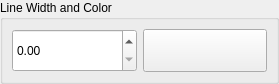
Old version of the form src/ui/mesh/qgsmeshrenderermeshsettingswidgetbase.ui in the repository qgis/QGIS.
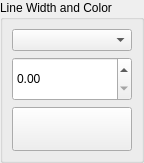
New version of the form. Custom widgets are drawn as their Qt base class.

The edit to the form file:
```diff
--- a/src/ui/mesh/qgsmeshrenderermeshsettingswidgetbase.ui
+++ b/src/ui/mesh/qgsmeshrenderermeshsettingswidgetbase.ui
@@ -6,8 +6,8 @@
    <rect>
     <x>0</x>
     <y>0</y>
-    <width>279</width>
-    <height>84</height>
+    <width>144</width>
+    <height>163</height>
    </rect>
   </property>
   <property name="sizePolicy">
@@ -43,7 +43,10 @@
      <property name="title">
       <string>Line Width and Color</string>
      </property>
-     <layout class="QHBoxLayout" name="horizontalLayout">
+     <layout class="QVBoxLayout" name="verticalLayout">
+      <item>
+       <widget class="QgsUnitSelectionWidget" name="mLineUnitsComboBox"/>
+      </item>
       <item>
        <widget class="QgsDoubleSpinBox" name="mLineWidthSpinBox">
         <property name="sizePolicy">
@@ -81,6 +84,11 @@
    <header>qgscolorbutton.h</header>
    <container>1</container>
   </customwidget>
+  <customwidget>
+   <class>QgsUnitSelectionWidget</class>
+   <extends>QComboBox</extends>
+   <header>qgsunitselectionwidget.h</header>
+  </customwidget>
  </customwidgets>
  <resources/>
  <connections/>
```
